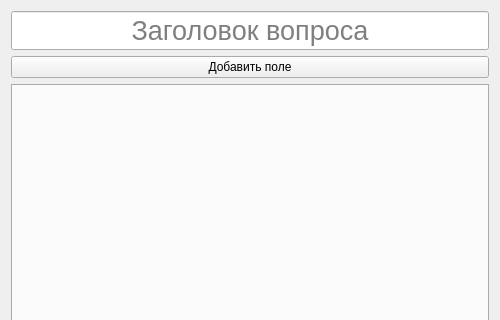
Above: client/gui/widgets/editor/question.ui from igorechek06/pyQuiz before the change; both pictures show x 0 to 500 and y 0 to 320 of the 500 by 500 pixel window. Below: the same form after it.
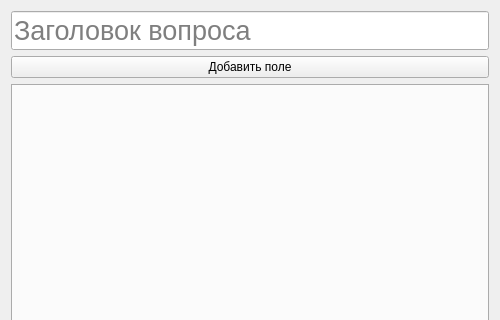
That is the form after the change. Icons and pictures are not drawn.

```diff
--- a/client/gui/widgets/editor/question.ui
+++ b/client/gui/widgets/editor/question.ui
@@ -33,12 +33,12 @@
        <pointsize>20</pointsize>
       </font>
      </property>
-     <property name="alignment">
-      <set>Qt::AlignCenter</set>
-     </property>
      <property name="placeholderText">
       <string>Заголовок вопроса</string>
      </property>
+     <property name="clearButtonEnabled">
+      <bool>true</bool>
+     </property>
     </widget>
    </item>
    <item>
```
